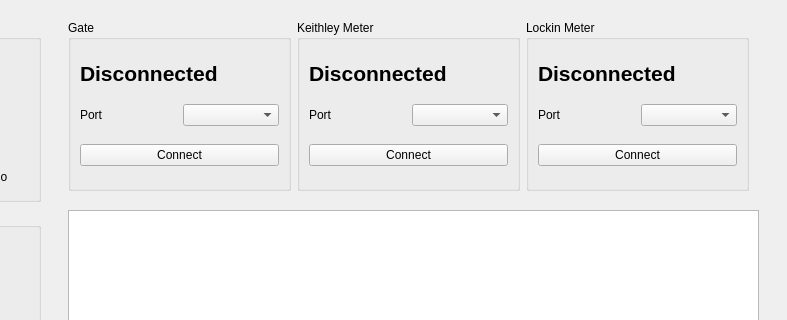
Old version of the form Gatesweep.ui in the repository FalconTube/lab_software; both pictures show x 242 to 1029 and y 0 to 320 of the 1029 by 638 pixel window.
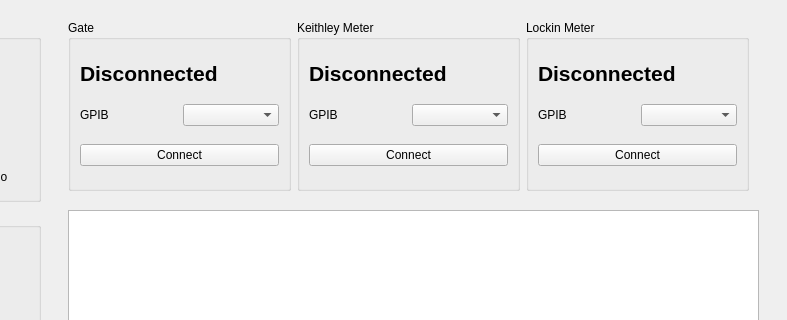
New version of the form. Custom widgets are drawn as their Qt base class.

Commit message: bugfix gpib names

```diff
--- a/Gatesweep.ui
+++ b/Gatesweep.ui
@@ -300,7 +300,7 @@
           <item row="0" column="0">
            <widget class="QLabel" name="label_6">
             <property name="text">
-             <string>Port</string>
+             <string>GPIB</string>
             </property>
            </widget>
           </item>
@@ -327,7 +327,7 @@
           <item row="0" column="0">
            <widget class="QLabel" name="label_8">
             <property name="text">
-             <string>Port</string>
+             <string>GPIB</string>
             </property>
            </widget>
           </item>
@@ -397,7 +397,7 @@
           <item row="0" column="0">
            <widget class="QLabel" name="label_9">
             <property name="text">
-             <string>Port</string>
+             <string>GPIB</string>
             </property>
            </widget>
           </item>
```
The commit also changes 1 other file.
